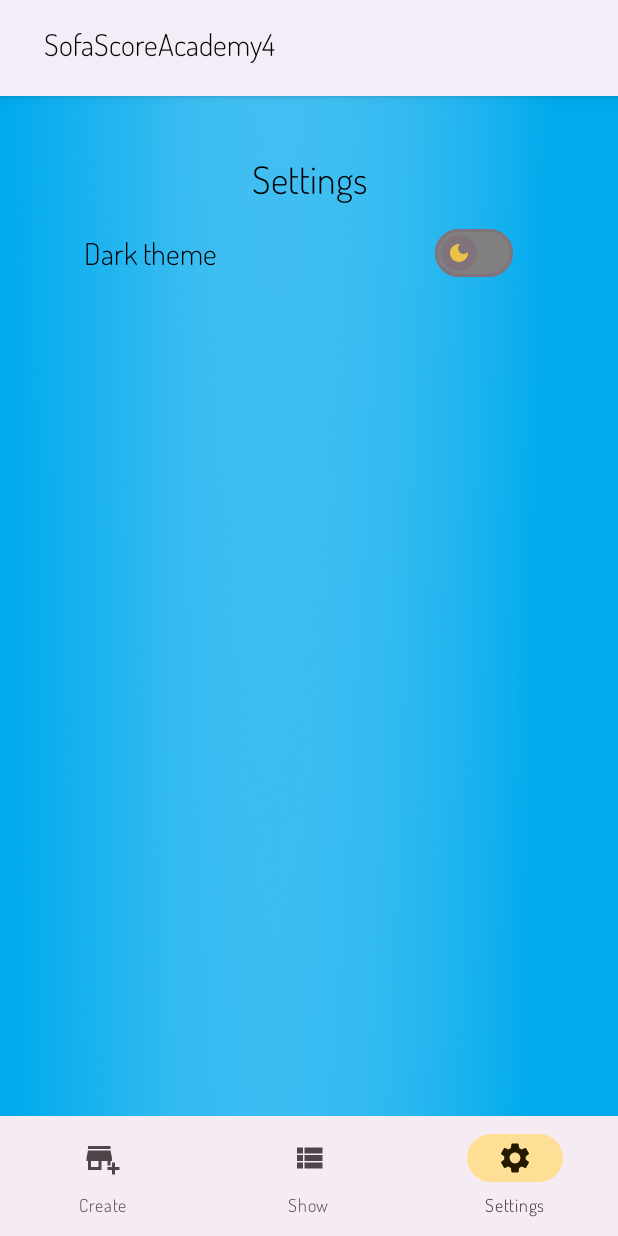
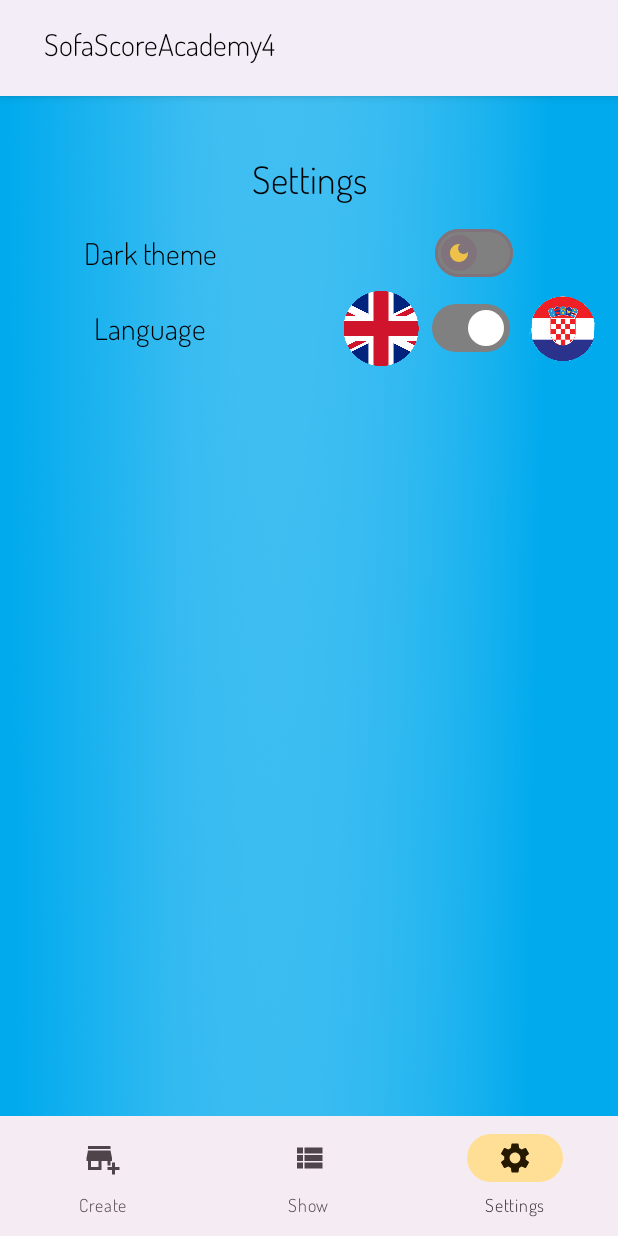
Before and after one commit to renatorak20/SofaScoreAcademy4, an Android app: the SettingsFragment screen opened through its navigation route, on a phone screen of 412 x 824 dp. Run offline under Robolectric (Android 15) with nearby library versions, the phone set to English and light mode, and no system bars; our stand-ins replace navigation-ui; 1 statement that could not run was skipped.

Commit message:
Implemented en and hr translation.

```diff
--- a/app/src/main/AndroidManifest.xml
+++ b/app/src/main/AndroidManifest.xml
@@ -23,7 +23,8 @@
         <activity
             android:name=".MainActivity"
             android:exported="true"
-            android:label="@string/app_name">
+            android:label="@string/app_name"
+            android:configChanges="locale">
             <intent-filter>
                 <action android:name="android.intent.action.MAIN" />
 
--- a/app/src/main/java/com/renato/sofascoreacademy4/MainActivity.kt
+++ b/app/src/main/java/com/renato/sofascoreacademy4/MainActivity.kt
@@ -5,16 +5,16 @@ import android.content.res.Configuration
 import android.os.Bundle
 import android.view.View
 import androidx.appcompat.app.ActionBar
-import com.google.android.material.bottomnavigation.BottomNavigationView
 import androidx.appcompat.app.AppCompatActivity
 import androidx.appcompat.app.AppCompatDelegate
-import androidx.compose.ui.graphics.Color
-import androidx.core.content.ContextCompat
 import androidx.navigation.findNavController
 import androidx.navigation.ui.AppBarConfiguration
 import androidx.navigation.ui.setupActionBarWithNavController
 import androidx.navigation.ui.setupWithNavController
+import com.google.android.material.bottomnavigation.BottomNavigationView
 import com.renato.sofascoreacademy4.databinding.ActivityMainBinding
+import java.util.*
+
 
 class MainActivity : AppCompatActivity() {
 
@@ -45,10 +45,10 @@ class MainActivity : AppCompatActivity() {
             systemUiVisibility = View.SYSTEM_UI_FLAG_LOW_PROFILE
         }
 
-        setTheme()
+        loadPreference()
     }
 
-    fun setTheme(){
+    fun loadPreference(){
 
         val preferences = this.getSharedPreferences("com.renato.sofascoreacademy4", Context.MODE_PRIVATE)
 
@@ -60,5 +60,23 @@ class MainActivity : AppCompatActivity() {
                 AppCompatDelegate.setDefaultNightMode(AppCompatDelegate.MODE_NIGHT_NO)
             }
         }
+
+        when(preferences.getString("lang", "none")){
+            "en" ->{
+                setAppLocale(this, "en")
+            }
+            "hr" ->{
+                setAppLocale(this, "hr")
+            }
+        }
+    }
+
+    fun setAppLocale(context: Context, language: String) {
+        val locale = Locale(language)
+        Locale.setDefault(locale)
+        val config = context.resources.configuration
+        config.setLocale(locale)
+        context.createConfigurationContext(config)
+        context.resources.updateConfiguration(config, context.resources.displayMetrics)
     }
 }
--- a/app/src/main/java/com/renato/sofascoreacademy4/ScrollingActivity.kt
+++ b/app/src/main/java/com/renato/sofascoreacademy4/ScrollingActivity.kt
@@ -4,7 +4,6 @@ import android.os.Bundle
 import androidx.appcompat.app.AppCompatActivity
 import coil.load
 import coil.transform.CircleCropTransformation
-import com.google.android.material.snackbar.Snackbar
 import com.renato.sofascoreacademy4.databinding.ActivityScrollingBinding
 import com.renato.sofascoreacademy4.entities.Company
 
--- a/app/src/main/java/com/renato/sofascoreacademy4/ui/fragments/CompanyViewModel.kt
+++ b/app/src/main/java/com/renato/sofascoreacademy4/ui/fragments/CompanyViewModel.kt
@@ -51,7 +51,7 @@ class CompanyViewModel : ViewModel() {
 
     init {
         for(company in demoCompanies){
-            addCompany(company)
+            //addCompany(company)
         }
     }
 
--- a/app/src/main/java/com/renato/sofascoreacademy4/ui/fragments/SettingsFragment.kt
+++ b/app/src/main/java/com/renato/sofascoreacademy4/ui/fragments/SettingsFragment.kt
@@ -1,16 +1,19 @@
 package com.renato.sofascoreacademy4.ui.fragments
 
 import android.content.Context
+import android.content.Intent
 import android.content.SharedPreferences
 import android.content.res.Configuration
 import android.os.Bundle
-import androidx.fragment.app.Fragment
 import android.view.LayoutInflater
 import android.view.View
 import android.view.ViewGroup
 import androidx.appcompat.app.AppCompatDelegate
-import com.renato.sofascoreacademy4.R
+import androidx.fragment.app.Fragment
+import com.renato.sofascoreacademy4.MainActivity
 import com.renato.sofascoreacademy4.databinding.FragmentSettingsBinding
+import java.util.*
+
 
 class SettingsFragment : Fragment() {
 
@@ -32,6 +35,38 @@ class SettingsFragment : Fragment() {
     override fun onViewCreated(view: View, savedInstanceState: Bundle?) {
         super.onViewCreated(view, savedInstanceState)
 
+        loadAppPreferenes()
+        binding.themeSwitch.setOnCheckedChangeListener{
+                _, isChecked ->
+            if(isChecked){
+                preferences.edit().putString("theme", "dark").apply()
+                AppCompatDelegate.setDefaultNightMode(AppCompatDelegate.MODE_NIGHT_YES)
+            }else{
+                preferences.edit().putString("theme", "light").apply()
+                AppCompatDelegate.setDefaultNightMode(AppCompatDelegate.MODE_NIGHT_NO)
+            }
+        }
+
+        binding.languageSwitch.setOnCheckedChangeListener { _, isChecked ->
+            if(isChecked){
+                preferences.edit().putString("lang", "hr").apply()
+            }else{
+                preferences.edit().putString("lang", "en").apply()
+            }
+
+            refresh()
+
+        }
+    }
+
+    fun refresh(){
+        setAppLocale(requireContext(), preferences.getString("lang", "en").toString())
+        val intent = requireActivity().intent
+        activity?.finish()
+        startActivity(intent)
+    }
+
+    fun loadAppPreferenes(){
         when(preferences.getString("theme", "none")){
             "none" -> {
                 val currentNightMode = resources.configuration.uiMode and Configuration.UI_MODE_NIGHT_MASK
@@ -47,16 +82,22 @@ class SettingsFragment : Fragment() {
             }
         }
 
-        binding.themeSwitch.setOnCheckedChangeListener{
-                _, isChecked ->
-            if(isChecked){
-                preferences.edit().putString("theme", "dark").apply()
-                AppCompatDelegate.setDefaultNightMode(AppCompatDelegate.MODE_NIGHT_YES)
-            }else{
-                preferences.edit().putString("theme", "light").apply()
-                AppCompatDelegate.setDefaultNightMode(AppCompatDelegate.MODE_NIGHT_NO)
+        when(preferences.getString("lang", "none")){
+            "en" -> {
+                binding.languageSwitch.isChecked = false
+            }
+            else -> {
+                binding.languageSwitch.isChecked = true
             }
         }
+    }
 
+    fun setAppLocale(context: Context, language: String) {
+        val locale = Locale(language)
+        Locale.setDefault(locale)
+        val config = context.resources.configuration
+        config.setLocale(locale)
+        context.createConfigurationContext(config)
+        context.resources.updateConfiguration(config, context.resources.displayMetrics)
     }
 }
--- a/app/src/main/res/layout/fragment_settings.xml
+++ b/app/src/main/res/layout/fragment_settings.xml
@@ -47,4 +47,48 @@
             app:thumbIcon="@drawable/ic_baseline_dark_mode_24"/>
 
     </LinearLayout>
+
+    <LinearLayout
+        android:layout_width="match_parent"
+        android:layout_height="50dp"
+        android:orientation="horizontal">
+
+        <TextView
+            android:layout_width="200dp"
+            android:layout_height="match_parent"
+            android:text="@string/language"
+            android:textSize="20sp"
+            android:gravity="center"/>
+
+        <LinearLayout
+            android:layout_width="wrap_content"
+            android:layout_height="wrap_content"
+            android:orientation="horizontal"
+            android:layout_marginStart="20dp">
+
+            <ImageView
+                android:layout_width="68dp"
+                android:layout_height="wrap_content"
+                android:src="@drawable/uk_flag"
+                android:layout_marginEnd="0dp"
+                />
+
+            <com.google.android.material.materialswitch.MaterialSwitch
+                android:id="@+id/languageSwitch"
+                android:layout_width="0dp"
+                android:layout_height="match_parent"
+                android:layout_weight="1"
+                android:checked="false"
+                app:thumbIconTint="@color/md_theme_dark_secondary"
+                app:trackTint="@color/switch_grey" />
+
+            <ImageView
+                android:layout_width="70dp"
+                android:layout_height="wrap_content"
+                android:src="@drawable/croatian_flag" />
+
+        </LinearLayout>
+
+
+    </LinearLayout>
 </LinearLayout>
```
Also changed, not shown: app/src/main/res/drawable/croatian_flag.png (added), app/src/main/res/drawable/uk_flag.png (added).
